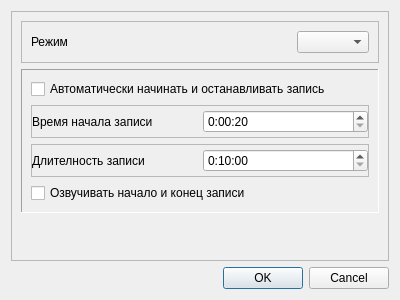
grigp/a-analyser, file metodics/bedside_scales/bedside_scales_tester/bedsidescalestesterparamsdialog.ui: the form before one commit.
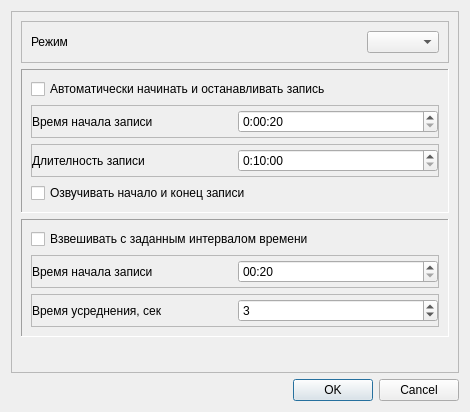
The form after the commit.

```diff
--- a/metodics/bedside_scales/bedside_scales_tester/bedsidescalestesterparamsdialog.ui
+++ b/metodics/bedside_scales/bedside_scales_tester/bedsidescalestesterparamsdialog.ui
@@ -6,8 +6,8 @@
    <rect>
     <x>0</x>
     <y>0</y>
-    <width>400</width>
-    <height>300</height>
+    <width>470</width>
+    <height>412</height>
    </rect>
   </property>
   <property name="windowTitle">
@@ -174,6 +174,117 @@
         </layout>
        </widget>
       </item>
+      <item>
+       <widget class="QFrame" name="frScalesMode">
+        <property name="frameShape">
+         <enum>QFrame::Panel</enum>
+        </property>
+        <property name="frameShadow">
+         <enum>QFrame::Sunken</enum>
+        </property>
+        <layout class="QVBoxLayout" name="verticalLayout_4">
+         <item>
+          <widget class="QCheckBox" name="cbIntervalScaling">
+           <property name="text">
+            <string>Взвешивать с заданным интервалом времени</string>
+           </property>
+          </widget>
+         </item>
+         <item>
+          <widget class="QFrame" name="frScalingInterval">
+           <property name="frameShape">
+            <enum>QFrame::StyledPanel</enum>
+           </property>
+           <property name="frameShadow">
+            <enum>QFrame::Raised</enum>
+           </property>
+           <layout class="QHBoxLayout" name="horizontalLayout_4">
+            <property name="leftMargin">
+             <number>0</number>
+            </property>
+            <property name="topMargin">
+             <number>4</number>
+            </property>
+            <property name="rightMargin">
+             <number>0</number>
+            </property>
+            <property name="bottomMargin">
+             <number>4</number>
+            </property>
+            <item>
+             <widget class="QLabel" name="lblScalingInterval">
+              <property name="text">
+               <string>Время начала записи</string>
+              </property>
+             </widget>
+            </item>
+            <item>
+             <widget class="QTimeEdit" name="edScalingInterval">
+              <property name="currentSection">
+               <enum>QDateTimeEdit::MinuteSection</enum>
+              </property>
+              <property name="displayFormat">
+               <string>mm:ss</string>
+              </property>
+              <property name="time">
+               <time>
+                <hour>0</hour>
+                <minute>0</minute>
+                <second>20</second>
+               </time>
+              </property>
+             </widget>
+            </item>
+           </layout>
+          </widget>
+         </item>
+         <item>
+          <widget class="QFrame" name="frAverageTime">
+           <property name="frameShape">
+            <enum>QFrame::StyledPanel</enum>
+           </property>
+           <property name="frameShadow">
+            <enum>QFrame::Raised</enum>
+           </property>
+           <layout class="QHBoxLayout" name="horizontalLayout_5">
+            <property name="leftMargin">
+             <number>0</number>
+            </property>
+            <property name="topMargin">
+             <number>4</number>
+            </property>
+            <property name="rightMargin">
+             <number>0</number>
+            </property>
+            <property name="bottomMargin">
+             <number>4</number>
+            </property>
+            <item>
+             <widget class="QLabel" name="lblAverageTime">
+              <property name="text">
+               <string>Время усреднения, сек</string>
+              </property>
+             </widget>
+            </item>
+            <item>
+             <widget class="QSpinBox" name="edAverageTime">
+              <property name="minimum">
+               <number>1</number>
+              </property>
+              <property name="maximum">
+               <number>25</number>
+              </property>
+              <property name="value">
+               <number>3</number>
+              </property>
+             </widget>
+            </item>
+           </layout>
+          </widget>
+         </item>
+        </layout>
+       </widget>
+      </item>
       <item>
        <spacer name="verticalSpacer">
         <property name="orientation">
```
Left out of the diff: 27 changed lines with no effect on the pictures.
